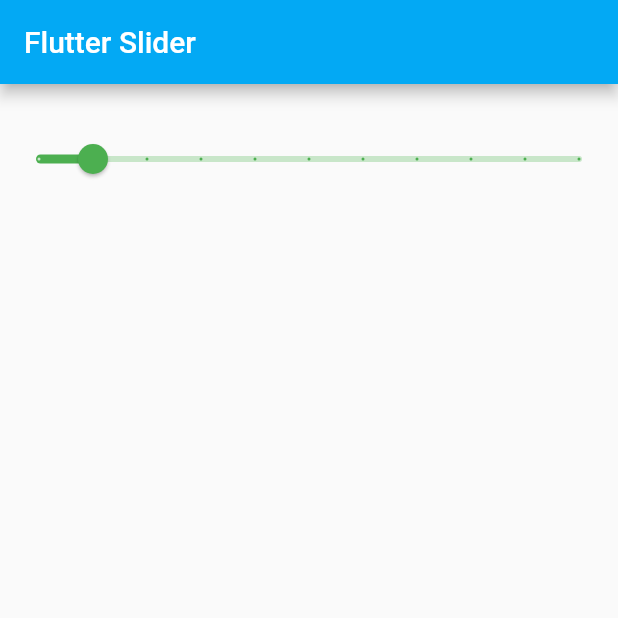
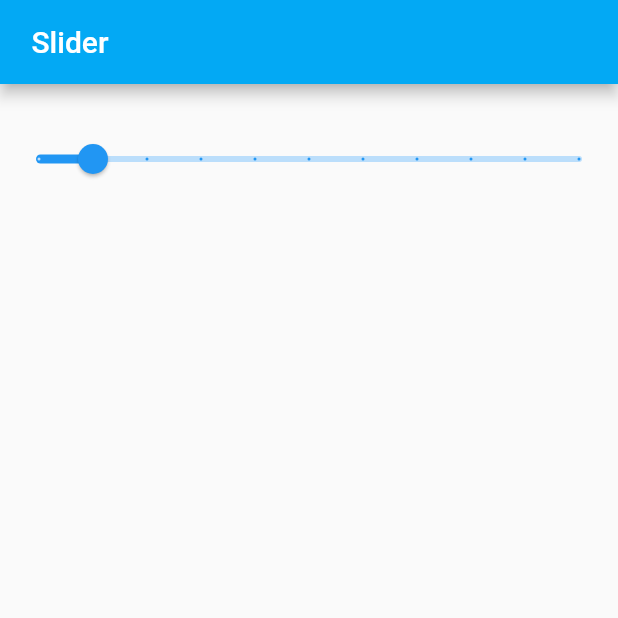
Before and after one commit to Danushan99/Flutter_Slider_Rang, a Flutter app: the screen it shows after launch, on a phone screen of 412 x 824 dp, the top half of it. Run offline on Flutter 3.47's test engine with Material 2 defaults, Android fonts, the phone set to English and light mode, and no system bars.

Commit message:
final push 1

```diff
--- a/lib/main.dart
+++ b/lib/main.dart
@@ -21,7 +21,7 @@ class _MyState extends State<MyApp> {
       home: Scaffold(
           appBar: AppBar(
             backgroundColor: Colors.lightBlue,
-            title: Text("Flutter Slider"),
+            title: Text(" Slider"),
           ),
           body: Container(
             height: 100,
@@ -34,8 +34,8 @@ class _MyState extends State<MyApp> {
               },
               min: 0,
               max: 10,
-              activeColor: Colors.green,
-              inactiveColor: Colors.green[100],
+              activeColor: Colors.blue,
+              inactiveColor: Colors.blue[100],
               label: val.round().toString(),
               divisions: 10,
             ),
```
